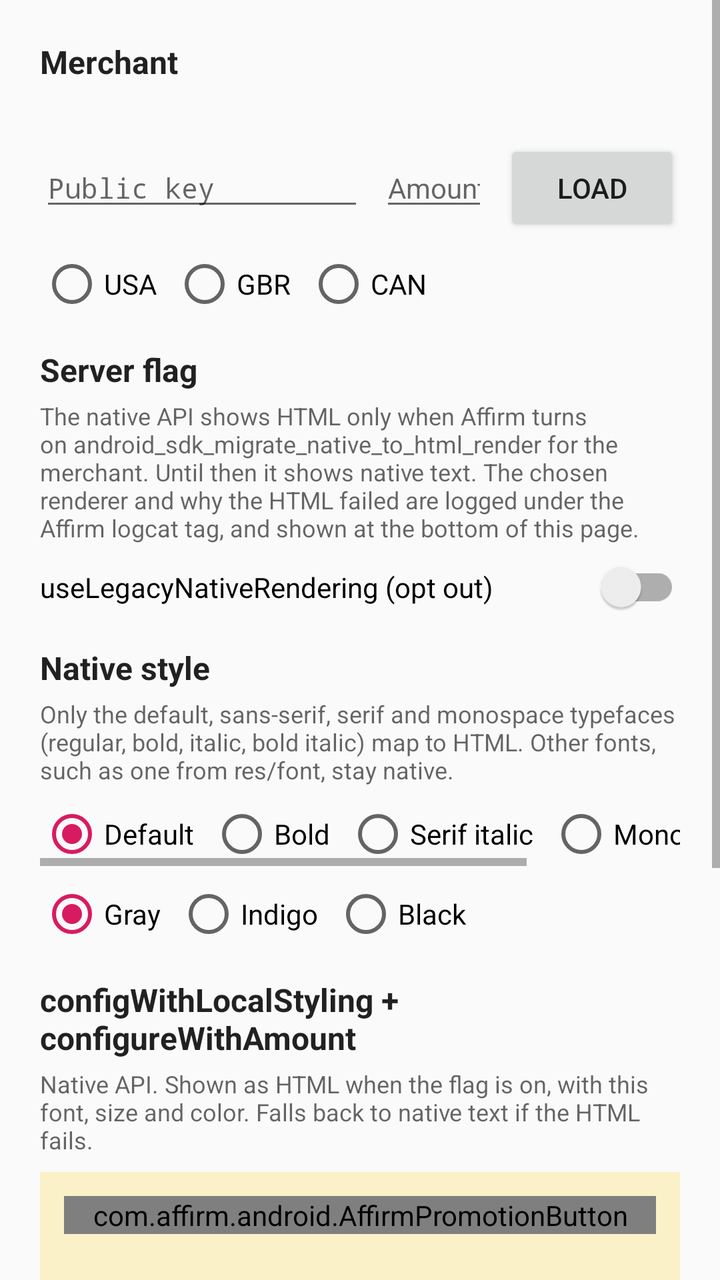
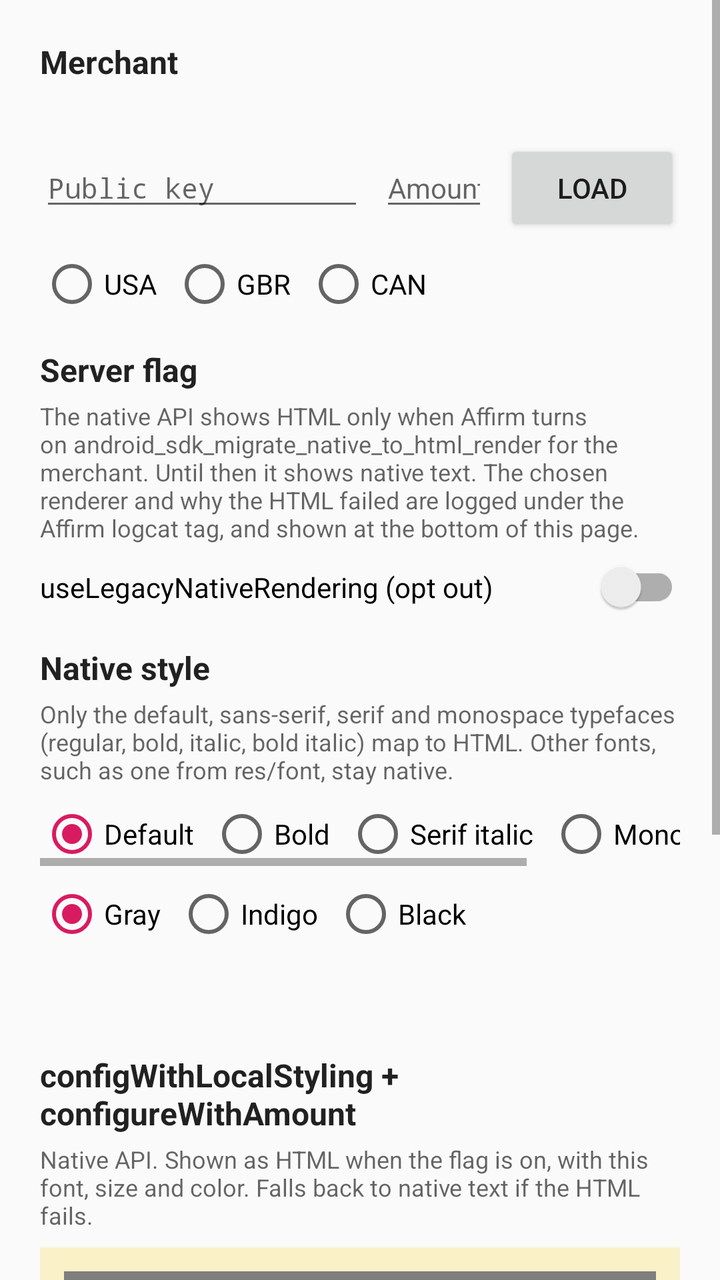

The first picture is an Android layout as it rendered before a commit; the second is the same layout after the commit. The layout source and the unified diff follow.
<!-- AndroidManifest.xml: application theme AppTheme -->
<!-- res/layout/activity_render_migration.xml -->
<?xml version="1.0" encoding="utf-8"?>
<ScrollView xmlns:android="http://schemas.android.com/apk/res/android"
    xmlns:app="http://schemas.android.com/apk/res-auto"
    android:layout_width="match_parent"
    android:layout_height="match_parent">

    <LinearLayout
        android:layout_width="match_parent"
        android:layout_height="wrap_content"
        android:orientation="vertical"
        android:padding="20dp">

        <TextView
            style="@style/RenderDemoHeader"
            android:layout_marginTop="0dp"
            android:text="@string/render_demo_merchant" />

        <TextView
            android:id="@+id/environment"
            style="@style/RenderDemoNote" />

        <LinearLayout
            android:layout_width="match_parent"
            android:layout_height="wrap_content"
            android:layout_marginTop="8dp"
            android:baselineAligned="true"
            android:orientation="horizontal">

            <EditText
                android:id="@+id/public_key"
                android:layout_width="0dp"
                android:layout_height="wrap_content"
                android:layout_weight="3"
                android:fontFamily="monospace"
                android:hint="@string/render_demo_public_key"
                android:importantForAutofill="no"
                android:inputType="textCapCharacters|textNoSuggestions"
                android:maxLines="1"
                android:textSize="14sp" />

            <EditText
                android:id="@+id/amount"
                android:layout_width="0dp"
                android:layout_height="wrap_content"
                android:layout_marginStart="8dp"
                android:layout_weight="1"
                android:hint="@string/render_demo_amount"
                android:importantForAutofill="no"
                android:inputType="numberDecimal"
                android:maxLines="1"
                android:textSize="14sp" />

            <Button
                android:id="@+id/load"
                android:layout_width="wrap_content"
                android:layout_height="wrap_content"
                android:layout_marginStart="8dp"
                android:text="@string/render_demo_load" />
        </LinearLayout>

        <RadioGroup
            android:id="@+id/country"
            style="@style/RenderDemoChoices">

            <RadioButton
                android:id="@+id/country_usa"
                style="@style/RenderDemoChoice"
                android:text="@string/render_demo_country_usa" />

            <RadioButton
                android:id="@+id/country_gbr"
                style="@style/RenderDemoChoice"
                android:text="@string/render_demo_country_gbr" />

            <RadioButton
                android:id="@+id/country_can"
                style="@style/RenderDemoChoice"
                android:text="@string/render_demo_country_can" />
        </RadioGroup>

        <TextView
            style="@style/RenderDemoHeader"
            android:text="@string/render_demo_flag" />

        <TextView
            style="@style/RenderDemoNote"
            android:text="@string/render_demo_flag_note" />

        <androidx.appcompat.widget.SwitchCompat
            android:id="@+id/opt_out"
            android:layout_width="match_parent"
            android:layout_height="wrap_content"
            android:layout_marginTop="8dp"
            android:text="@string/render_demo_opt_out" />

        <TextView
            style="@style/RenderDemoHeader"
            android:text="@string/render_demo_style" />

        <TextView
            style="@style/RenderDemoNote"
            android:text="@string/render_demo_style_note" />

        <HorizontalScrollView
            android:layout_width="match_parent"
            android:layout_height="wrap_content">

            <RadioGroup
                android:id="@+id/font"
                style="@style/RenderDemoChoices"
                android:layout_width="wrap_content"
                android:checkedButton="@+id/font_default">

                <RadioButton
                    android:id="@id/font_default"
                    style="@style/RenderDemoChoice"
                    android:text="@string/render_demo_font_default" />

                <RadioButton
                    android:id="@+id/font_bold"
                    style="@style/RenderDemoChoice"
                    android:text="@string/render_demo_font_bold" />

                <RadioButton
                    android:id="@+id/font_serif_italic"
                    style="@style/RenderDemoChoice"
                    android:text="@string/render_demo_font_serif_italic" />

                <RadioButton
                    android:id="@+id/font_mono"
                    style="@style/RenderDemoChoice"
                    android:text="@string/render_demo_font_mono" />

                <RadioButton
                    android:id="@+id/font_custom"
                    style="@style/RenderDemoChoice"
                    android:text="@string/render_demo_font_custom" />
            </RadioGroup>
        </HorizontalScrollView>

        <RadioGroup
            android:id="@+id/color"
            style="@style/RenderDemoChoices"
            android:checkedButton="@+id/color_gray">

            <RadioButton
                android:id="@id/color_gray"
                style="@style/RenderDemoChoice"
                android:text="@string/render_demo_color_gray" />

            <RadioButton
                android:id="@+id/color_indigo"
                style="@style/RenderDemoChoice"
                android:text="@string/render_demo_color_indigo" />

            <RadioButton
                android:id="@+id/color_black"
                style="@style/RenderDemoChoice"
                android:text="@string/render_demo_color_black" />
        </RadioGroup>

        <TextView
            style="@style/RenderDemoHeader"
            android:text="@string/render_demo_native_api" />

        <TextView
            style="@style/RenderDemoNote"
            android:text="@string/render_demo_native_api_note" />

        
        <LinearLayout style="@style/RenderDemoCard">

            <com.affirm.android.AffirmPromotionButton
                android:id="@+id/native_api_promo"
                android:layout_width="match_parent"
                android:layout_height="wrap_content"
                app:htmlStyling="false" />

            <TextView
                android:id="@+id/native_api_status"
                style="@style/RenderDemoStatus" />
        </LinearLayout>

        <TextView
            style="@style/RenderDemoHeader"
            android:text="@string/render_demo_explicit_html" />

        <TextView
            style="@style/RenderDemoNote"
            android:text="@string/render_demo_explicit_html_note" />

        <LinearLayout style="@style/RenderDemoCard">

            <com.affirm.android.AffirmPromotionButton
                android:id="@+id/explicit_html_promo"
                android:layout_width="match_parent"
                android:layout_height="wrap_content"
                app:htmlStyling="true" />

            <TextView
                android:id="@+id/explicit_html_status"
                style="@style/RenderDemoStatus" />
        </LinearLayout>

        <LinearLayout
            android:layout_width="match_parent"
            android:layout_height="wrap_content"
            android:layout_marginTop="16dp"
            android:gravity="center_vertical"
            android:orientation="horizontal">

            <TextView
                style="@style/RenderDemoHeader"
                android:layout_width="0dp"
                android:layout_marginTop="0dp"
                android:layout_weight="1"
                android:text="@string/render_demo_log" />

            <Button
                android:id="@+id/copy_log"
                style="@style/Widget.AppCompat.Button.Borderless.Colored"
                android:layout_width="wrap_content"
                android:layout_height="wrap_content"
                android:text="@string/render_demo_copy" />
        </LinearLayout>

        <TextView
            android:id="@+id/log"
            android:layout_width="match_parent"
            android:layout_height="wrap_content"
            android:background="@color/renderDemoLog"
            android:fontFamily="monospace"
            android:padding="8dp"
            android:textIsSelectable="true"
            android:textSize="12sp" />
    </LinearLayout>
</ScrollView>
<!-- resources referenced by this layout -->
<resources>
  <color name="renderDemoLog">#0F000000</color>
  <string name="render_demo_amount">Amount</string>
  <string name="render_demo_color_black">Black</string>
  <string name="render_demo_color_gray">Gray</string>
  <string name="render_demo_color_indigo">Indigo</string>
  <string name="render_demo_copy">Copy</string>
  <string name="render_demo_country_can">CAN</string>
  <string name="render_demo_country_gbr">GBR</string>
  <string name="render_demo_country_usa">USA</string>
  <string name="render_demo_explicit_html">configWithHtmlStyling + configureWithAmount</string>
  <string name="render_demo_explicit_html_note">Explicit HTML. Always HTML, with browser default text and margins. Hidden, not replaced, if the HTML fails.</string>
  <string name="render_demo_flag">Server flag</string>
  <string name="render_demo_flag_note">The native API shows HTML only when Affirm turns on android_sdk_migrate_native_to_html_render for the merchant. Until then it shows native text. The chosen renderer and why the HTML failed are logged under the Affirm logcat tag, and shown at the bottom of this page.</string>
  <string name="render_demo_font_bold">Bold</string>
  <string name="render_demo_font_custom">Lacquer</string>
  <string name="render_demo_font_default">Default</string>
  <string name="render_demo_font_mono">Mono</string>
  <string name="render_demo_font_serif_italic">Serif italic</string>
  <string name="render_demo_load">Load</string>
  <string name="render_demo_log">SDK log since the last load</string>
  <string name="render_demo_merchant">Merchant</string>
  <string name="render_demo_native_api">configWithLocalStyling + configureWithAmount</string>
  <string name="render_demo_native_api_note">Native API. Shown as HTML when the flag is on, with this font, size and color. Falls back to native text if the HTML fails.</string>
  <string name="render_demo_opt_out">useLegacyNativeRendering (opt out)</string>
  <string name="render_demo_public_key">Public key</string>
  <string name="render_demo_style">Native style</string>
  <string name="render_demo_style_note">Only the default, sans-serif, serif and monospace typefaces (regular, bold, italic, bold italic) map to HTML. Other fonts, such as one from res/font, stay native.</string>
  <style name="RenderDemoChoice">
          <item name="android:layout_width">wrap_content</item>
          <item name="android:layout_height">wrap_content</item>
          <item name="android:layout_marginEnd">8dp</item>
      </style>
  <style name="RenderDemoChoices">
          <item name="android:layout_width">match_parent</item>
          <item name="android:layout_height">wrap_content</item>
          <item name="android:layout_marginTop">8dp</item>
          <item name="android:orientation">horizontal</item>
      </style>
  <style name="RenderDemoNote">
          <item name="android:layout_width">match_parent</item>
          <item name="android:layout_height">wrap_content</item>
          <item name="android:layout_marginTop">4dp</item>
          <item name="android:textAppearance">@style/TextAppearance.AppCompat.Caption</item>
      </style>
  <style name="RenderDemoStatus">
          <item name="android:layout_width">match_parent</item>
          <item name="android:layout_height">wrap_content</item>
          <item name="android:layout_marginTop">12dp</item>
          <item name="android:textAppearance">@style/TextAppearance.AppCompat.Caption</item>
      </style>
  <style name="AppTheme" parent="Theme.AppCompat.Light">
          
          <item name="colorPrimary">@color/colorPrimary</item>
          <item name="colorPrimaryDark">@color/colorPrimaryDark</item>
          <item name="colorAccent">@color/colorAccent</item>
      </style>
  <color name="renderDemoCard">#33FFCC00</color>
  <color name="colorPrimary">#008577</color>
  <color name="colorPrimaryDark">#00574B</color>
  <color name="colorAccent">#D81B60</color>
  <!-- unchanged entries left out for length: 2 -->
</resources>

<!-- the commit's change to res/layout/activity_render_migration.xml (unified diff, before → after) -->
@@ -160,6 +160,10 @@
         </RadioGroup>
 
         <TextView
+            android:id="@+id/loaded"
+            style="@style/RenderDemoHeader" />
+
+        <TextView
             style="@style/RenderDemoHeader"
             android:text="@string/render_demo_native_api" />
 
